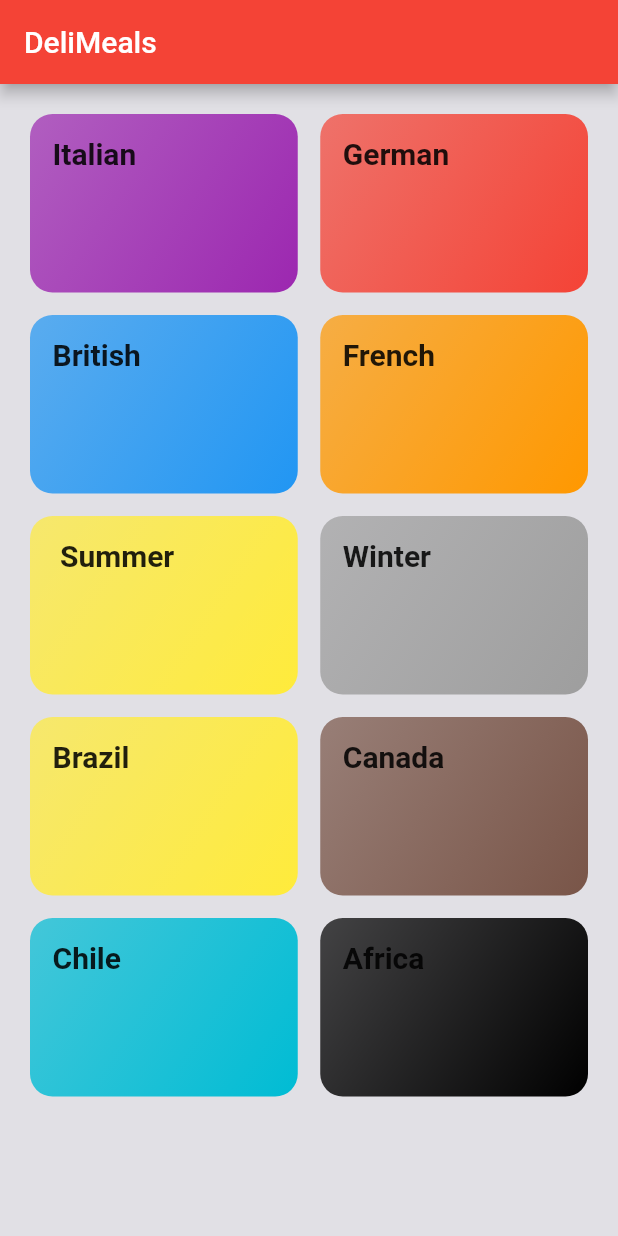
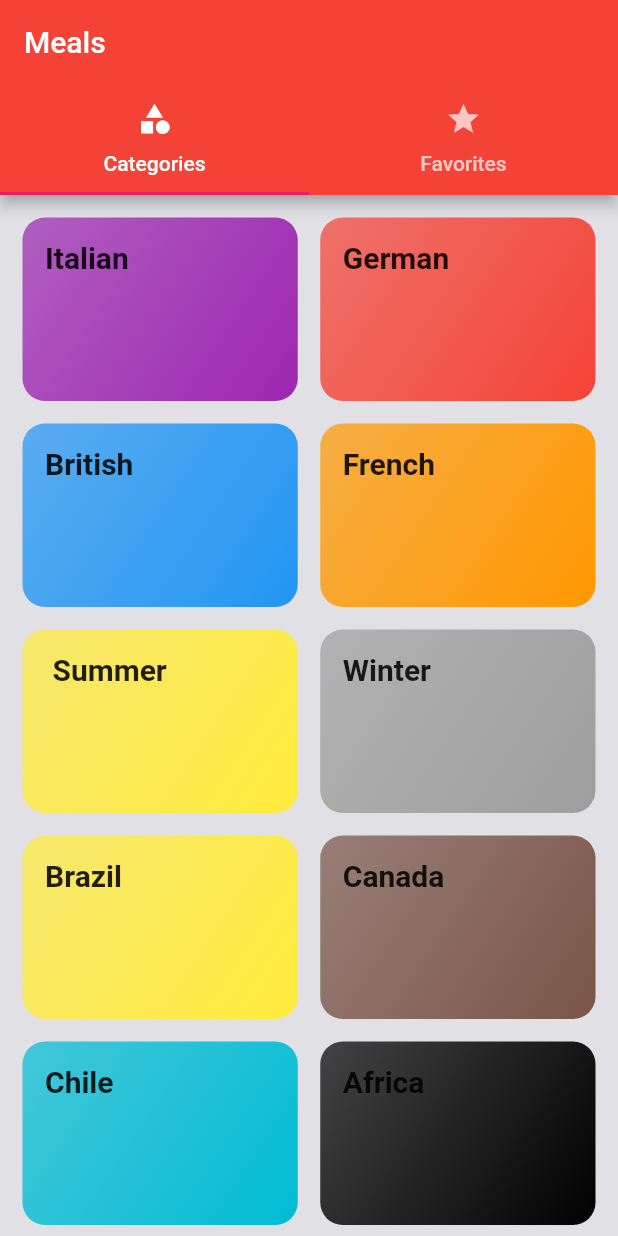
Before and after one commit to eraloop/flutter-meals-app, a Flutter app: the screen it shows after launch, on a phone screen of 412 x 824 dp. Run offline on Flutter 3.47's test engine with Material 2 defaults, Android fonts, the phone set to English and light mode, and no system bars; Roboto replaces fonts that are missing (RaleWay, RobotoCondensed).

```diff
--- a/lib/main.dart
+++ b/lib/main.dart
@@ -1,5 +1,8 @@
 import 'package:flutter/material.dart';
 
+
+
+import '/screens/tabs_screen.dart';
 
 import 'screens/categories_meals_screen.dart';
 import 'screens/meal_detail_screen.dart';
@@ -48,9 +51,9 @@ class MyApp extends StatelessWidget {
       // home: const CategoriesScreen(),
       initialRoute: '/',
       routes: {
-        '/': (ctx) => const CategoriesScreen(),
+        '/': (ctx) => const TabsScreen(),
         CategoryMealScreen.routeName: (ctx) => CategoryMealScreen(),
-        MealDetailsScreen.routeName: (ctx)=> MealDetailsScreen()
+        MealDetailsScreen.routeName: (ctx)=> const MealDetailsScreen()
       },
     );
   }
--- a/lib/screens/categories_screen.dart
+++ b/lib/screens/categories_screen.dart
@@ -11,13 +11,8 @@ class CategoriesScreen extends StatelessWidget {
 
   @override
   Widget build(BuildContext context) {
-    return Scaffold(
-      appBar: AppBar(
-        title: const Text("DeliMeals"),
-      ),
-      body: Container(
-        padding: const EdgeInsets.all(20),
-        child: GridView(
+    return GridView(
+      padding:const EdgeInsets.all(15),
         gridDelegate: const SliverGridDelegateWithMaxCrossAxisExtent(
         maxCrossAxisExtent: 200,
         childAspectRatio: 3/2,
@@ -32,8 +27,6 @@ class CategoriesScreen extends StatelessWidget {
             category.color
           )
         ).toList(),
-        ),
-      ),
-    );
+        );
   }
 }
--- /dev/null
+++ b/lib/screens/favourites_screen.dart
@@ -0,0 +1,20 @@
+import 'package:flutter/material.dart';
+
+class FavouritesScreen extends StatefulWidget {
+  const FavouritesScreen({ Key? key }) : super(key: key);
+
+  @override
+  _FavouritesScreenState createState() => _FavouritesScreenState();
+}
+
+class _FavouritesScreenState extends State<FavouritesScreen> {
+  @override
+  Widget build(BuildContext context) {
+    return const Scaffold(
+      body: Center(
+        child: Text("Favourite"),
+      )
+    );
+
+  }
+}
--- /dev/null
+++ b/lib/screens/tabs_screen.dart
@@ -0,0 +1,40 @@
+import 'package:flutter/material.dart';
+import '/screens/favourites_screen.dart';
+
+import '/screens/categories_screen.dart';
+
+class TabsScreen extends StatefulWidget {
+  const TabsScreen({ Key? key }) : super(key: key);
+
+  @override
+  _TabsScreenState createState() => _TabsScreenState();
+}
+
+class _TabsScreenState extends State<TabsScreen> {
+  @override
+  Widget build(BuildContext context) {
+    // return Scaffold(
+
+    // );
+    return DefaultTabController(
+      length: 2,
+      child: Scaffold(
+        appBar: AppBar(
+          title: const Text('Meals'),
+          bottom: const TabBar(
+
+            tabs: <Widget>[
+              Tab(icon: Icon(Icons.category), text: 'Categories',),
+              Tab(icon: Icon(Icons.star), text: 'Favorites',)
+            ]),
+        ),
+        body: const TabBarView(children: <Widget> [
+          CategoriesScreen(),
+          FavouritesScreen()
+
+        ],),
+      ),
+    );
+
+  }
+}
```
